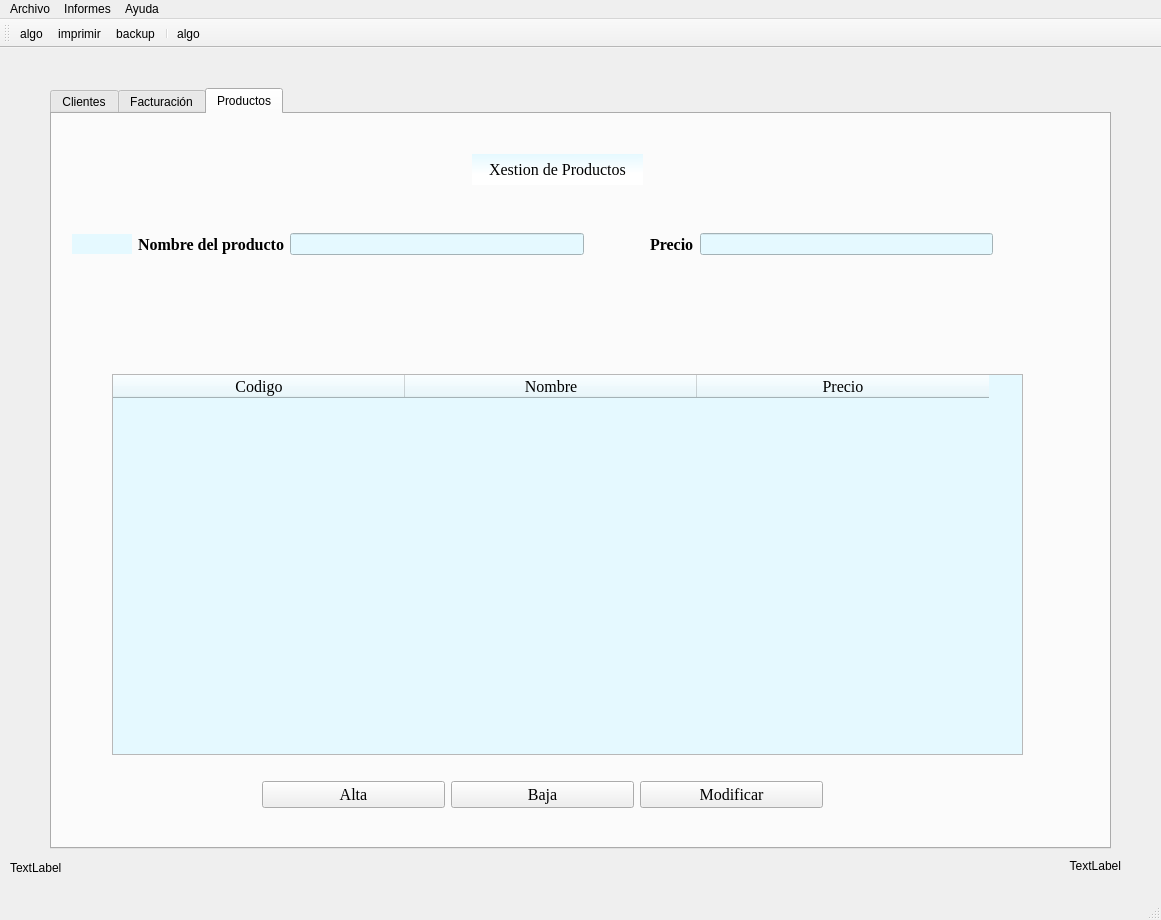
The window that Ventana.ui (roxep5/PrimerProyectoPython) describes before a commit, drawn with Qt 5.
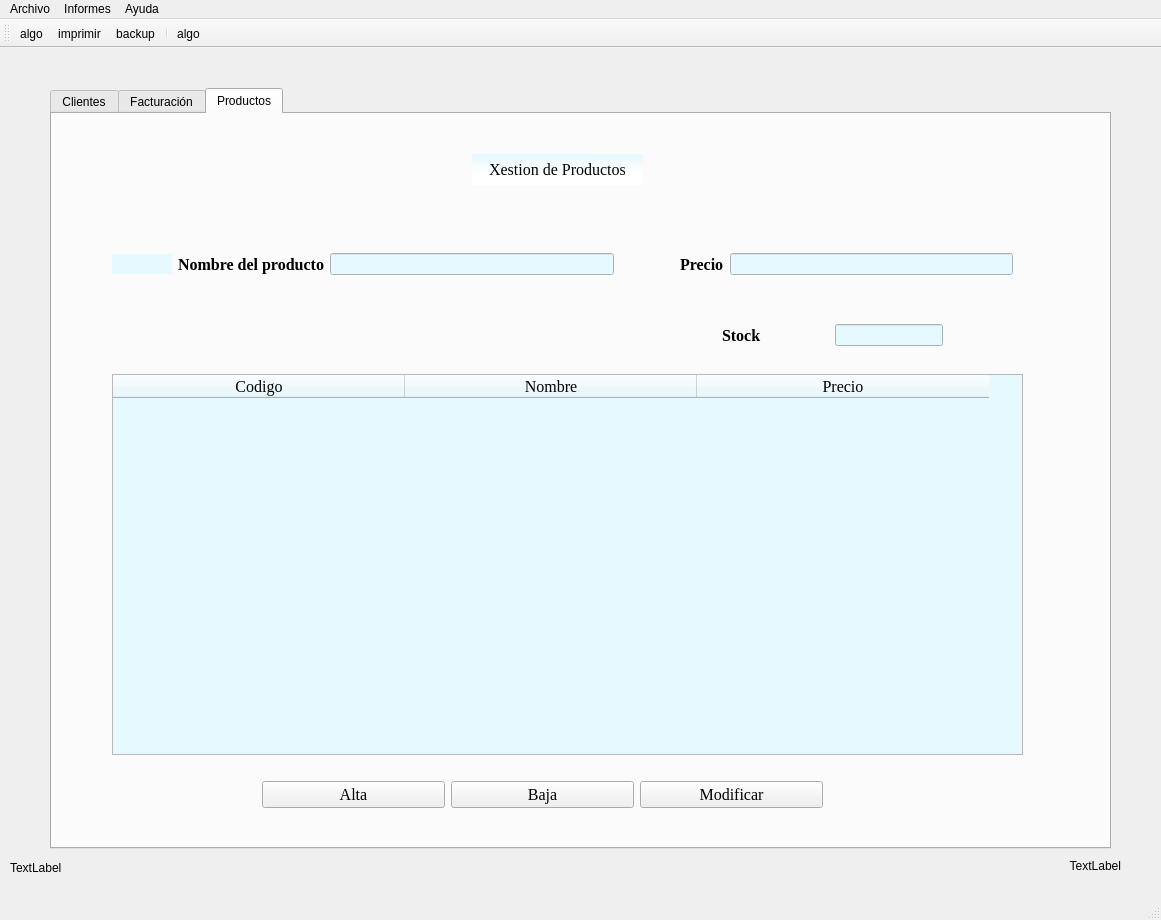
The same window after the commit. Icons and pictures are not drawn.

```diff
--- a/Ventana.ui
+++ b/Ventana.ui
@@ -1566,9 +1566,9 @@
      <widget class="QWidget" name="layoutWidget">
       <property name="geometry">
        <rect>
-        <x>20</x>
-        <y>110</y>
-        <width>921</width>
+        <x>60</x>
+        <y>130</y>
+        <width>901</width>
         <height>41</height>
        </rect>
       </property>
@@ -1720,6 +1720,53 @@
        </item>
       </layout>
      </widget>
+     <widget class="QWidget" name="">
+      <property name="geometry">
+       <rect>
+        <x>670</x>
+        <y>210</y>
+        <width>221</width>
+        <height>22</height>
+       </rect>
+      </property>
+      <layout class="QHBoxLayout" name="horizontalLayout_12">
+       <item>
+        <widget class="QLabel" name="lblStock">
+         <property name="font">
+          <font>
+           <family>Times New Roman</family>
+           <pointsize>12</pointsize>
+           <weight>75</weight>
+           <bold>true</bold>
+          </font>
+         </property>
+         <property name="text">
+          <string>Stock</string>
+         </property>
+        </widget>
+       </item>
+       <item>
+        <spacer name="horizontalSpacer_7">
+         <property name="orientation">
+          <enum>Qt::Horizontal</enum>
+         </property>
+         <property name="sizeHint" stdset="0">
+          <size>
+           <width>40</width>
+           <height>20</height>
+          </size>
+         </property>
+        </spacer>
+       </item>
+       <item>
+        <widget class="QLineEdit" name="editStock">
+         <property name="styleSheet">
+          <string notr="true">background-color: rgb(229, 249, 255)</string>
+         </property>
+        </widget>
+       </item>
+      </layout>
+     </widget>
     </widget>
    </widget>
    <widget class="QLabel" name="lblstatus">
```
Left out of the diff: 2 changed lines with no effect on the pictures.
